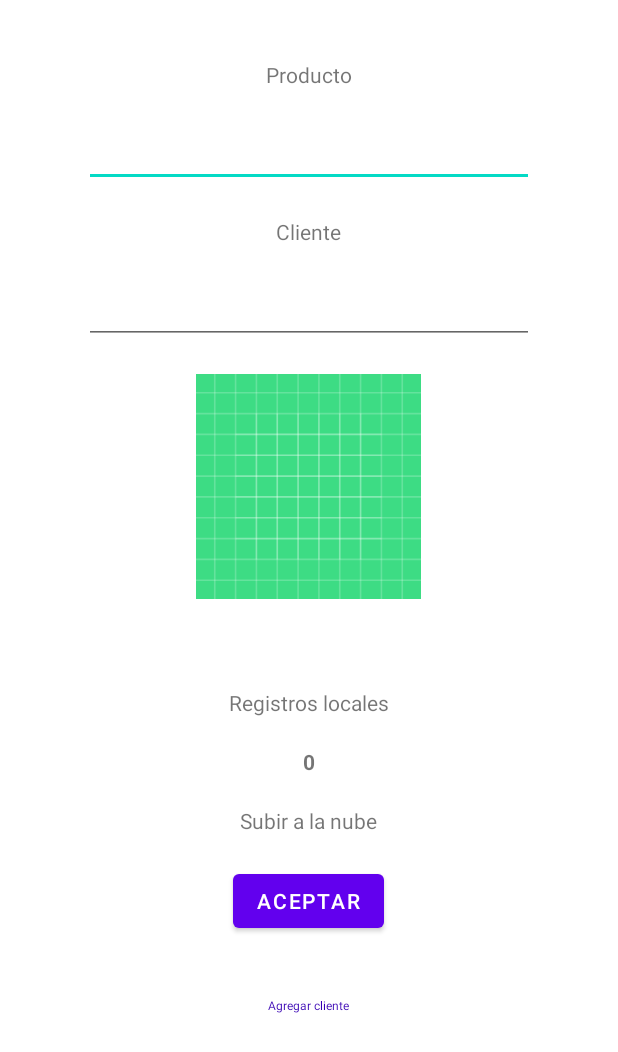
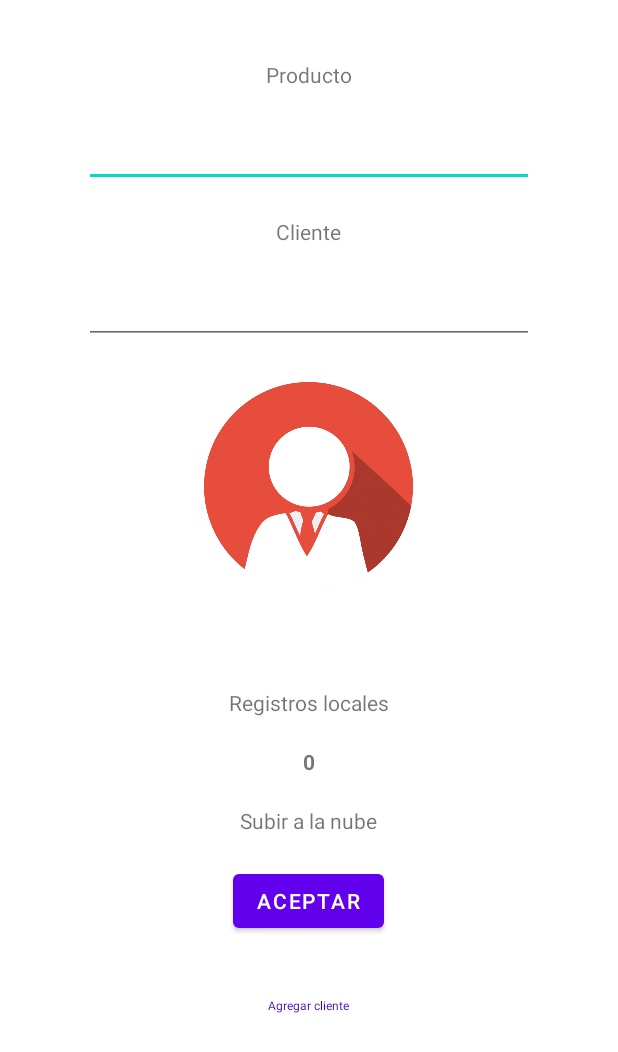
Before and after one commit to jorzet/inventarioLibros, an Android app: the layout activity_main.xml on its own in the app's theme, with its tools: preview values and no code run, on a phone screen of 412 x 824 dp. Shown: the top 1052 px of the screen. Run offline under Robolectric (Android 15) with nearby library versions, the phone set to English and light mode, and no system bars.

Commit message:
* add profile_background.png drawable as placeholder

```diff
--- a/Inventario/app/src/main/java/com/app/inventario/downloader/ClientDownloader.kt
+++ b/Inventario/app/src/main/java/com/app/inventario/downloader/ClientDownloader.kt
@@ -32,7 +32,7 @@ class ClientDownloader {
 }
 
     fun ImageView.showPlaceHolder(): ImageView {
-        this.setImageResource(R.drawable.ic_launcher_background)
+        this.setImageResource(R.drawable.profile_background)
         return this
     }
 
@@ -45,8 +45,8 @@ class ClientDownloader {
             .build()
 
         picasso.load(url).fit().centerCrop()
-            .placeholder(R.drawable.ic_launcher_background)
-            .error(R.drawable.ic_launcher_background)
+            .placeholder(R.drawable.profile_background)
+            .error(R.drawable.profile_background)
             .into(this, object: Callback {
                 override fun onSuccess() {
                     onShowImageListener.onImageLoaded()
--- a/Inventario/app/src/main/res/layout/activity_main.xml
+++ b/Inventario/app/src/main/res/layout/activity_main.xml
@@ -64,7 +64,7 @@
                     android:layout_width="150dp"
                     android:layout_height="150dp"
                     android:layout_marginTop="20dp"
-                    android:background="@drawable/ic_launcher_background"/>
+                    android:background="@drawable/profile_background" />
             </RelativeLayout>
 
             <TextView
```
Also changed, not shown: Inventario/app/src/main/res/drawable/profile_background.png (added).
